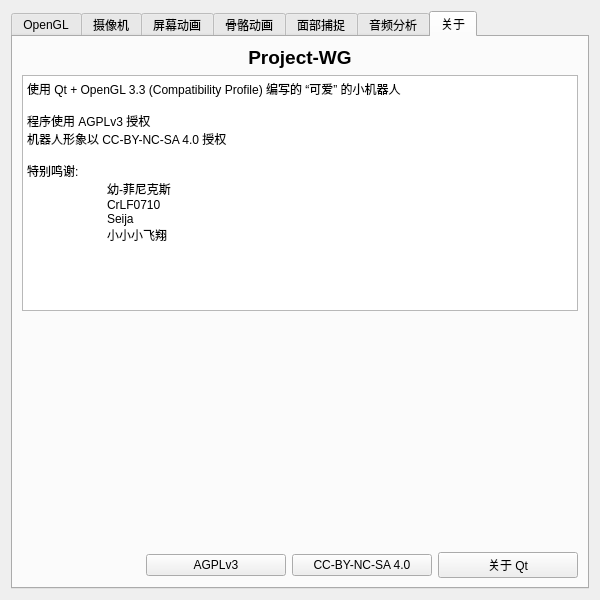
Before: the Qt Designer form src/ui/ConfigWidget.ui in chuigda/Project-WG, drawn with Qt 5.
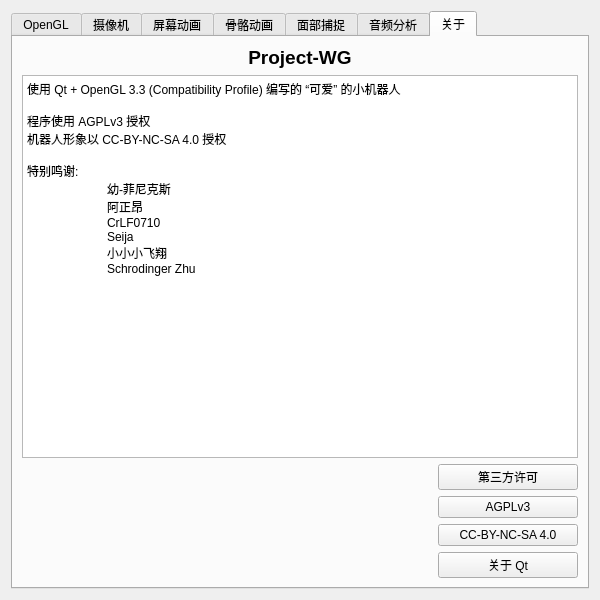
After: the same form once the commit is applied. The open tabs and pages were chosen to show the change.

Commit message: 增加没用的 3rd parties section

```diff
--- a/src/ui/ConfigWidget.ui
+++ b/src/ui/ConfigWidget.ui
@@ -371,30 +371,6 @@
          </layout>
         </widget>
        </item>
-       <item>
-        <layout class="QHBoxLayout" name="horizontalLayout_18">
-         <item>
-          <spacer name="horizontalSpacer_5">
-           <property name="orientation">
-            <enum>Qt::Horizontal</enum>
-           </property>
-           <property name="sizeHint" stdset="0">
-            <size>
-             <width>40</width>
-             <height>20</height>
-            </size>
-           </property>
-          </spacer>
-         </item>
-         <item>
-          <widget class="QPushButton" name="reOpenButton">
-           <property name="text">
-            <string>重新打开 OpenGL 窗口</string>
-           </property>
-          </widget>
-         </item>
-        </layout>
-       </item>
       </layout>
      </widget>
      <widget class="QWidget" name="cameraTab">
@@ -862,7 +838,7 @@
       <attribute name="title">
        <string>关于</string>
       </attribute>
-      <layout class="QVBoxLayout" name="verticalLayout_8">
+      <layout class="QVBoxLayout" name="verticalLayout_9">
        <item>
         <widget class="QLabel" name="labelPrwg">
          <property name="text">
@@ -883,27 +859,16 @@
 
 特别鸣谢:
 	幼-菲尼克斯
+	阿正昂
 	CrLF0710
 	Seija
-	小小小飞翔</string>
+	小小小飞翔
+	Schrodinger Zhu</string>
          </property>
         </widget>
        </item>
        <item>
-        <spacer name="verticalSpacer_3">
-         <property name="orientation">
-          <enum>Qt::Vertical</enum>
-         </property>
-         <property name="sizeHint" stdset="0">
-          <size>
-           <width>20</width>
-           <height>40</height>
-          </size>
-         </property>
-        </spacer>
-       </item>
-       <item>
-        <layout class="QHBoxLayout" name="horizontalLayout_23">
+        <layout class="QHBoxLayout" name="horizontalLayout_18">
          <item>
           <spacer name="horizontalSpacer_8">
            <property name="orientation">
@@ -918,6 +883,21 @@
           </spacer>
          </item>
          <item>
+          <layout class="QVBoxLayout" name="verticalLayout_8">
+           <item>
+            <widget class="QPushButton" name="thridPartiesButton">
+             <property name="minimumSize">
+              <size>
+               <width>140</width>
+               <height>0</height>
+              </size>
+             </property>
+             <property name="text">
+              <string>第三方许可</string>
+             </property>
+            </widget>
+           </item>
+           <item>
           <widget class="QPushButton" name="viewAGPLLicenseButton">
            <property name="minimumSize">
             <size>
@@ -959,6 +939,8 @@
         </layout>
        </item>
       </layout>
+       </item>
+      </layout>
      </widget>
     </widget>
    </item>
```
Left out of the diff: 4 changed lines with no effect on the pictures. Lines whose indentation alone changed are shown as unchanged. The commit also changes 5 other files.
